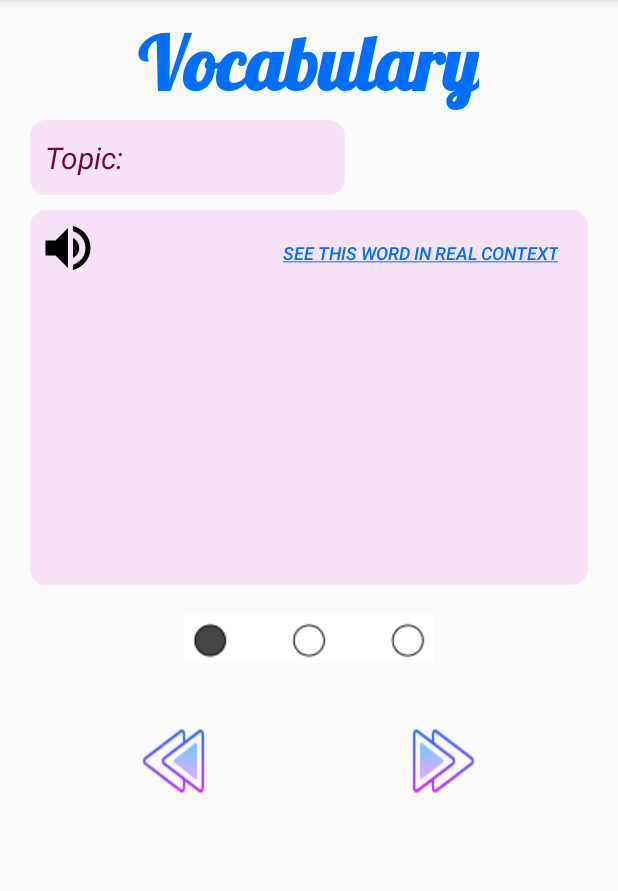
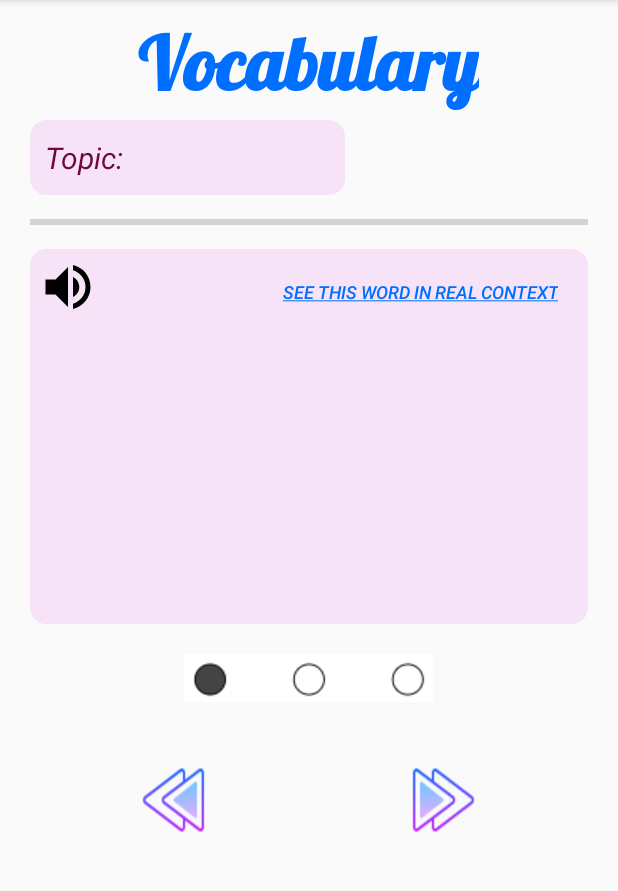
Before and after one commit to ndkhanh360/anna, an Android app: the DetailVocab screen opened directly, with no data from a screen before it, on a phone screen of 412 x 824 dp, the part 84-975 px from its top. Run offline under Robolectric (Android 15) with nearby library versions, the light colour scheme and no system bars; our stand-ins replace Firebase (no records; nobody signed in at launch, a user with empty details on screens opened directly); 5 statements that could not run were skipped.

Commit message:
add progress bar to show progess in study vocab activity, rewrite code

```diff
--- a/app/src/main/java/com/example/anna/DetailVocab.java
+++ b/app/src/main/java/com/example/anna/DetailVocab.java
@@ -3,7 +3,6 @@ package com.example.anna;
 
 import androidx.appcompat.app.AppCompatActivity;
 import android.content.Intent;
-import android.graphics.Color;
 import android.os.Bundle;
 import android.speech.tts.TextToSpeech;
 import android.util.Log;
@@ -13,8 +12,8 @@ import android.view.View;
 import android.widget.Button;
 import android.widget.ImageView;
 import android.widget.LinearLayout;
+import android.widget.ProgressBar;
 import android.widget.TextView;
-import android.widget.Toast;
 
 import java.util.ArrayList;
 import java.util.Locale;
@@ -26,8 +25,11 @@ public class DetailVocab extends AppCompatActivity {
     ImageView imageView;
 
     ArrayList<Vocabulary> arrVocab = new ArrayList<>();
+    ArrayList<Vocabulary> topicVocabs = new ArrayList<Vocabulary>();
     TextToSpeech textToSpeech;
     Vocabulary vocab;
+    ProgressBar progressBar;
+    String topic;
 
     public static final String Topic = "t";
     public static final String Word = "w";
@@ -60,6 +62,23 @@ public class DetailVocab extends AppCompatActivity {
 
         arrVocab = Topic_Vocab.vocabArrayList;
 
+        intent = getIntent();
+        pos_current = intent.getIntExtra(Topic_Vocab.Pos,0);
+
+        // get topic name
+        topic = Topic_Vocab.topicArrayList.get(pos_current).toString();
+        // get all vocabs belong to that topic
+        for (int i = 0;i <arrVocab.size(); i++)
+        {
+            if (arrVocab.get(i).getTopic().equals(topic))
+            {
+                topicVocabs.add(arrVocab.get(i));
+            }
+        }
+
+        // set vocab position in topic vocab
+        pos_current = 0;
+
         tv_topic = findViewById(R.id.tv_topic);
 //        tv_content = findViewById(R.id.tv_content);
         tv_save = findViewById(R.id.tv_word);
@@ -67,24 +86,11 @@ public class DetailVocab extends AppCompatActivity {
         ln = findViewById(R.id.ln_word);
         imageView = findViewById(R.id.image);
         btnNext = findViewById(R.id.btn_next);
-        btnFinish = findViewById(R.id.vocab_btn_finish);
-
-        intent = getIntent();
-        pos_current = intent.getIntExtra(Topic_Vocab.Pos,0);
-
-
-        for (int i = 0;i <arrVocab.size(); i++)
-        {
-            if (arrVocab.get(i).getTopic() == Topic_Vocab.topicArrayList.get(pos_current))
-            {
-                pos_current = i;
-                break;
-            }
-        }
+        progressBar = findViewById(R.id.vocab_progressBar);
+        start = 0;
+        end = topicVocabs.size();
+        progressBar.setMax(end);
         showDetail(pos_current, index);
-        start = pos_current;
-        end = getEnd(Topic_Vocab.topicArrayList.get(pos_current), arrVocab);
-
         gestureDetector = new GestureDetector(this, new MyGesture());
 
         ln.setOnTouchListener(new View.OnTouchListener() {
@@ -95,11 +101,6 @@ public class DetailVocab extends AppCompatActivity {
             }
         });
 
-    }
-
-    public void btn_onClick_VocabFinish(View view) {
-        Intent i = new Intent(DetailVocab.this, Topic_Vocab.class);
-        startActivity(i);
     }
 
     public void btn_onClick_VocabYouglish(View view) {
@@ -144,8 +145,10 @@ public class DetailVocab extends AppCompatActivity {
         // index = 1 -> word
         // index = 2 -> definition
         // index = 3 -> example
-        vocab = arrVocab.get(pos);
-        intent.putExtra(Topic, vocab.getTopic());
+        Log.d("pos", String.valueOf(pos)+","+String.valueOf(end));
+        progressBar.setProgress(pos+1);
+        vocab = topicVocabs.get(pos);
+        intent.putExtra(Topic, topic);
 
         intent.putExtra(Word, vocab.getWord());
         intent.putExtra(Mean, vocab.getMean());
@@ -191,91 +194,15 @@ public class DetailVocab extends AppCompatActivity {
     }
 
     public void btn_onClick_Next(View view) {
-        String topic = tv_topic.getText().toString();
-
         pos_current++;
-        if (pos_current > end) {
-            pos_current = end;
-
-            btnFinish.setVisibility(View.VISIBLE);
-//
-//            btnNext.setText("Finish");
-//            btnNext.setTextColor(Color.parseColor("#ffffff"));
-//            btnNext.setBackgroundResource(R.drawable.border);
-//            btnNext.setBackgroundColor(Color.parseColor("#006fff"));
-//
-//            btnNext.setOnClickListener(new View.OnClickListener() {
-//                @Override
-//                public void onClick(View v) {
-//                    Intent i = new Intent(DetailVocab.this, Topic_Vocab.class);
-//                    startActivity(i);
-//                }
-//            });
-        }
-        else {
-//            btnFinish.setVisibility(View.INVISIBLE);
-            while (arrVocab.get(pos_current).getTopic().compareTo(topic) != 0 && pos_current <= end) {
-                pos_current++;
-            }
-        }
-        index = 1;
-        showDetail(pos_current, index);
+        if (pos_current >= end) pos_current = end-1;
+        showDetail(pos_current, 1);
     }
 
     public void btn_onClick_Pre(View view) {
-        String topic = tv_topic.getText().toString();
-
         pos_current--;
-        if (pos_current < start) pos_current=start;
-        else {
-            while (arrVocab.get(pos_current).getTopic().compareTo(topic) != 0 && pos_current >= start) {
-                pos_current = pos_current - 1;
-            }
-        }
-        index = 1;
+        if (pos_current < 0) pos_current = 0;
         showDetail(pos_current, index);
-    }
-
-//    public void btn_KnowWord(View view) {
-//        String topic = tv_topic.getText().toString();
-//
-//        pos_current++;
-//        if (pos_current > end) {
-////            pos_current = end;
-////
-////            btnNext.setText("Finish");
-////            btnNext.setTextColor(Color.parseColor("#ffffff"));
-////            btnNext.setBackgroundResource(R.drawable.border);
-////            btnNext.setBackgroundColor(Color.parseColor("#006fff"));
-////
-////            btnNext.setOnClickListener(new View.OnClickListener() {
-////                @Override
-////                public void onClick(View v) {
-////                    Intent i = new Intent(DetailVocab.this, Topic_Vocab.class);
-////                    startActivity(i);
-////                }
-////            });
-//            pos_current = end;
-//
-//            btnFinish.setVisibility(View.VISIBLE);
-//        }
-//        else {
-//            while (arrVocab.get(pos_current).getTopic().compareTo(topic) != 0 && pos_current <= end) {
-//                pos_current++;
-//            }
-//        }
-//        index = 1;
-//        showDetail(pos_current, index);
-//    }
-
-    private int getEnd(String topic, ArrayList<Vocabulary> v)
-    {
-        int c = 0;
-        for (int i = 0;i<v.size();i++)
-        {
-            if (topic.compareTo(v.get(i).getTopic()) == 0) c=i;
-        }
-        return c;
     }
 
     public void onPause(){
--- a/app/src/main/res/layout/activity_detail_vocab.xml
+++ b/app/src/main/res/layout/activity_detail_vocab.xml
@@ -47,27 +47,37 @@
             android:textSize="20sp"
             android:textStyle="bold" />
 
+    </LinearLayout>
+    <ProgressBar
+        android:id="@+id/vocab_progressBar"
+        android:layout_width="match_parent"
+        android:layout_height="wrap_content"
+        android:layout_marginVertical="10dp"
+        android:layout_marginHorizontal="20dp"
+        android:layout_below="@+id/ln_topic"
+        android:progress="5"
+        style="@style/Widget.AppCompat.ProgressBar.Horizontal"
+        android:max="10">
 
-    </LinearLayout>
-    <Button
-        android:layout_width="wrap_content"
-        android:layout_height="wrap_content"
-        android:layout_below="@+id/tvName"
-        android:layout_alignRight="@id/ln_word"
-        android:background="@drawable/button_gradient_1"
-        android:onClick="btn_onClick_VocabFinish"
-        android:visibility="invisible"
-        android:id="@+id/vocab_btn_finish"
-        android:text="Finish"></Button>
+    </ProgressBar>
+<!--    <Button-->
+<!--        android:layout_width="wrap_content"-->
+<!--        android:layout_height="wrap_content"-->
+<!--        android:layout_below="@+id/tvName"-->
+<!--        android:layout_alignRight="@id/ln_word"-->
+<!--        android:background="@drawable/button_gradient_1"-->
+<!--        android:onClick="btn_onClick_VocabFinish"-->
+<!--        android:visibility="invisible"-->
+<!--        android:id="@+id/vocab_btn_finish"-->
+<!--        android:text="Finish"></Button>-->
 
     <LinearLayout
         android:id="@+id/ln_word"
         android:layout_width="match_parent"
         android:layout_marginHorizontal="20dp"
         android:layout_height="250sp"
-        android:layout_below="@+id/ln_topic"
+        android:layout_below="@+id/vocab_progressBar"
         android:layout_centerHorizontal="true"
-        android:layout_marginTop="10sp"
         android:background="@drawable/border"
         android:backgroundTint="#F7E3F8"
         android:orientation="vertical">
```
Also changed, not shown: app/src/main/java/com/example/anna/Topic_Vocab.java (+19 -11 lines), 1 other file.
